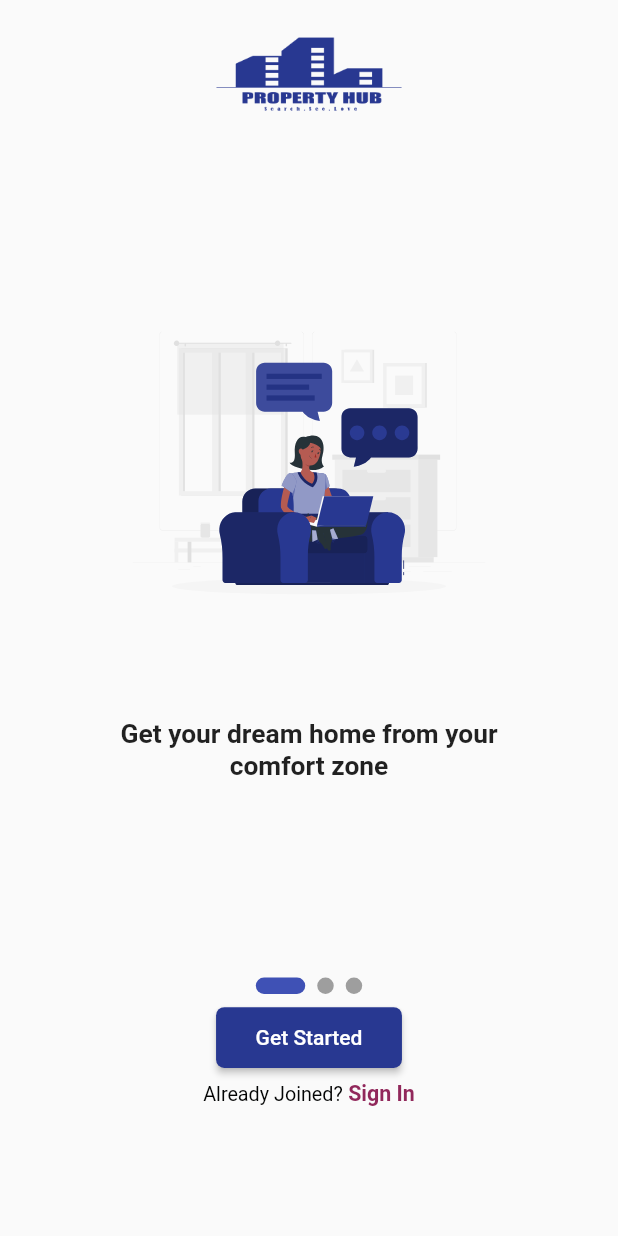
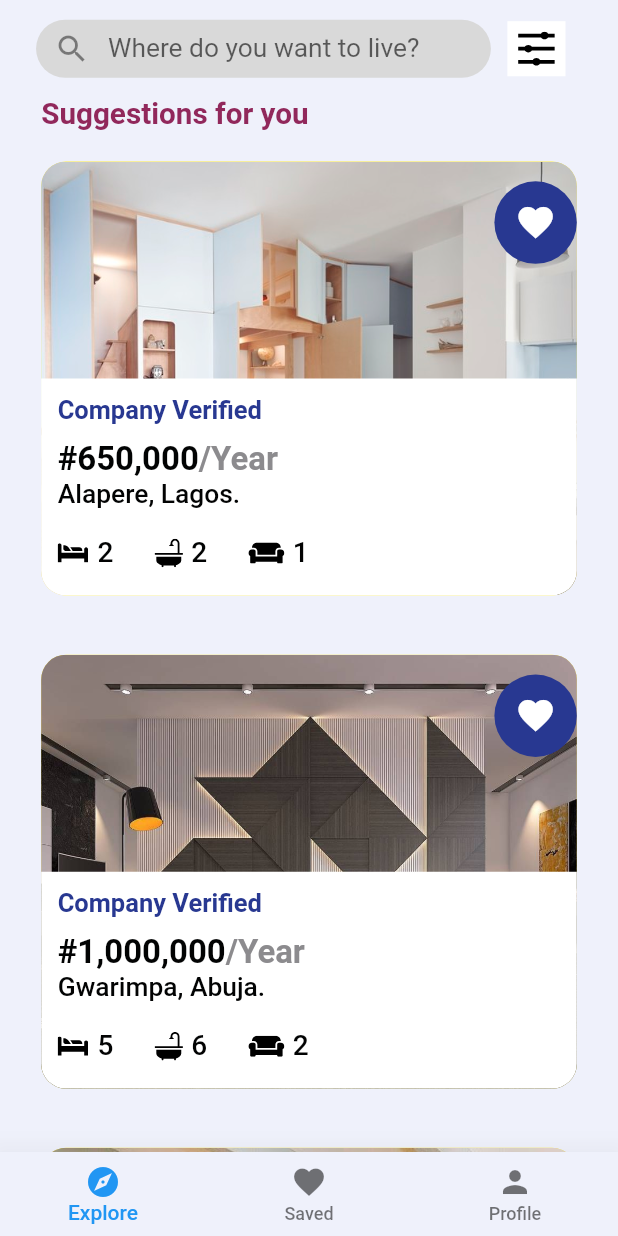
Before and after one commit to olumidayy/Property-Hub, a Flutter app: the screen it shows after launch, on a phone screen of 412 x 824 dp. Run offline on Flutter 3.47's test engine with Material 2 defaults, Android fonts, the light colour scheme and no system bars; drawn by our look-alikes of smooth_page_indicator; our stand-ins replace flutter_screenutil, flutter_svg.

Commit message:
added explore and property detail views

```diff
--- a/lib/main.dart
+++ b/lib/main.dart
@@ -1,4 +1,5 @@
 import 'package:flutter/material.dart';
+import 'package:property_hub/ui/views/main_view/main_view.dart';
 import 'package:property_hub/ui/views/onboarding_view/onboarding_view.dart';
 import 'package:property_hub/ui/views/signin_view/signin_view.dart';
 // import 'package:flutter_screenutil/flutter_screenutil.dart';
@@ -14,112 +15,13 @@ class MyApp extends StatelessWidget {
     return MaterialApp(
       title: 'Flutter Demo',
       theme: ThemeData(
+        scaffoldBackgroundColor: Color(0xFFEFF1FB),
+        canvasColor: Color(0xFFEFF1FB),
         // This is the theme of your application.
         // is not restarted.
-        primarySwatch: Colors.blue,
-        inputDecorationTheme: InputDecorationTheme(
-                  border: UnderlineInputBorder(
-                    borderSide: BorderSide(color: Color(0xFF919297), width: 2.5)
-                  ),
-                  focusedBorder:  UnderlineInputBorder(
-                    borderSide: BorderSide(color: Color(0xFF283891), width: 2.5)
-                  ),
-                  enabledBorder:  UnderlineInputBorder(
-                    borderSide: BorderSide(color: Color(0xFF919297), width: 2.5)
-                  ),
-                  filled: true,
-                  fillColor: Color(0xFF81868C).withOpacity(0.25)
-                ),
+        primaryColor: Color(0xFF283891),
       ),
-      home: OnboardingView(),
+      home: MainView(),
     );
   }
 }
-
-class MyHomePage extends StatefulWidget {
-  MyHomePage({Key key, this.title}) : super(key: key);
-
-  // This widget is the home page of your application. It is stateful, meaning
-  // that it has a State object (defined below) that contains fields that affect
-  // how it looks.
-
-  // This class is the configuration for the state. It holds the values (in this
-  // case the title) provided by the parent (in this case the App widget) and
-  // used by the build method of the State. Fields in a Widget subclass are
-  // always marked "final".
-
-  final String title;
-
-  @override
-  _MyHomePageState createState() => _MyHomePageState();
-}
-
-class _MyHomePageState extends State<MyHomePage> {
-  int _counter = 0;
-
-  void _incrementCounter() {
-    setState(() {
-      // This call to setState tells the Flutter framework that something has
-      // changed in this State, which causes it to rerun the build method below
-      // so that the display can reflect the updated values. If we changed
-      // _counter without calling setState(), then the build method would not be
-      // called again, and so nothing would appear to happen.
-      _counter++;
-    });
-  }
-
-  @override
-  Widget build(BuildContext context) {
-    // This method is rerun every time setState is called, for instance as done
-    // by the _incrementCounter method above.
-    //
-    // The Flutter framework has been optimized to make rerunning build methods
-    // fast, so that you can just rebuild anything that needs updating rather
-    // than having to individually change instances of widgets.
-    return Scaffold(
-      appBar: AppBar(
-        // Here we take the value from the MyHomePage object that was created by
-        // the App.build method, and use it to set our appbar title.
-        title: Text(widget.title),
-      ),
-      body: Center(
-        // Center is a layout widget. It takes a single child and positions it
-        // in the middle of the parent.
-        child: Column(
-          // Column is also a layout widget. It takes a list of children and
-          // arranges them vertically. By default, it sizes itself to fit its
-          // children horizontally, and tries to be as tall as its parent.
-          //
-          // Invoke "debug painting" (press "p" in the console, choose the
-          // "Toggle Debug Paint" action from the Flutter Inspector in Android
-          // Studio, or the "Toggle Debug Paint" command in Visual Studio Code)
-          // to see the wireframe for each widget.
-          //
-          // Column has various properties to control how it sizes itself and
-          // how it positions its children. Here we use mainAxisAlignment to
-          // center the children vertically; the main axis here is the vertical
-          // axis because Columns are vertical (the cross axis would be
-          // horizontal).
-          mainAxisAlignment: MainAxisAlignment.center,
-          children: <Widget>[
-            Text(
-              'You have pushed the button this many times:',
-            ),
-            Text(
-              '$_counter',
-              style: Theme.of(context).textTheme.headline4,
-            ),
-            Image.network(
-              'assets/onboarding1.svg',
-            ),
-          ],
-        ),
-      ),
-      floatingActionButton: FloatingActionButton(
-        onPressed: _incrementCounter,
-        tooltip: 'Increment',
-        child: Icon(Icons.add),
-      ), // This trailing comma makes auto-formatting nicer for build methods.
-    );
-  }
-}
--- /dev/null
+++ b/lib/ui/views/explore_view/explore_view.dart
@@ -0,0 +1,92 @@
+import 'package:flutter/material.dart';
+import 'package:flutter_screenutil/flutter_screenutil.dart';
+import 'package:flutter_svg/flutter_svg.dart';
+import 'package:property_hub/ui/widgets/property_card.dart';
+// import 'package:flutter_svg/flutter_svg.dart';
+// import 'package:property_hub/ui/widgets/favorite_button.dart';
+
+class ExploreView extends StatelessWidget {
+  @override
+  Widget build(BuildContext context) {
+    ScreenUtil.init(context,
+        designSize: Size(375, 812), allowFontScaling: true);
+
+    final assetName = 'prop0.jpg';
+    final price = '650,000';
+    final location = 'Alapere, Lagos.';
+    final noofBedrooms = 2;
+    final noofBathrooms = 2;
+    final nooflivingrooms = 1;
+    return SafeArea(
+      child: SingleChildScrollView(
+        child: Column(
+          mainAxisAlignment: MainAxisAlignment.start,
+          children: [
+          Row(
+            mainAxisAlignment: MainAxisAlignment.center,
+            children: [
+              Container(
+                margin: EdgeInsets.symmetric(vertical: 13.h),
+                height: 38.h,
+                width: 276.w,
+                child: TextField(
+                  decoration: InputDecoration(
+                    contentPadding: EdgeInsets.zero,
+                    hintStyle: TextStyle(fontSize: 16.sp, fontWeight: FontWeight.w400),
+                    hintText: 'Where do you want to live?',
+                    prefixIcon: Icon(Icons.search),
+                    border: OutlineInputBorder(borderSide: BorderSide.none, borderRadius: BorderRadius.circular(100.sp)),
+                    filled: true,
+                    fillColor: Color(0xFFD9D9D9)
+                  ),
+                ),
+              ),
+              Container(
+                color: Colors.white,
+                margin: EdgeInsets.all(10.w),
+                padding: EdgeInsets.all(6.25.sp),
+                child: SvgPicture.asset('assets/filter.svg'),
+              )
+            ]
+          ),
+          Padding(
+            padding: EdgeInsets.only(left: 25.w),
+            child: Row(
+              children: [
+                Text('Suggestions for you', style: TextStyle(color: Color(0xFF91285B), fontSize: 18.sp, fontWeight: FontWeight.w600,)),
+              ],
+            ),
+          ),
+          PropertyCard(
+              assetName: assetName,
+              price: price,
+              location: location,
+              noofBedrooms: noofBedrooms,
+              noofBathrooms: noofBathrooms,
+              nooflivingrooms: nooflivingrooms),
+          PropertyCard(
+              assetName: 'prop1.jpg',
+              price: '1,000,000',
+              location: 'Gwarimpa, Abuja.',
+              noofBedrooms: 5,
+              noofBathrooms: 6,
+              nooflivingrooms: 2),
+          PropertyCard(
+              assetName: 'prop2.jpg',
+              price: price,
+              location: location,
+              noofBedrooms: noofBedrooms,
+              noofBathrooms: noofBathrooms,
+              nooflivingrooms: nooflivingrooms),
+          PropertyCard(
+              assetName: 'prop3.png',
+              price: '750,000',
+              location: 'Lekki, Lagos.',
+              noofBedrooms: noofBedrooms,
+              noofBathrooms: noofBathrooms,
+              nooflivingrooms: nooflivingrooms),
+        ]),
+      ),
+    );
+  }
+}
--- /dev/null
+++ b/lib/ui/views/main_view/main_view.dart
@@ -0,0 +1,36 @@
+import 'package:flutter/material.dart';
+import 'package:property_hub/ui/views/explore_view/explore_view.dart';
+
+class MainView extends StatefulWidget {
+
+  @override
+  _MainViewState createState() => _MainViewState();
+}
+
+class _MainViewState extends State<MainView> {
+  int _index = 0;
+
+  void _switchIndex(int index){
+    setState(() {
+      _index = index;
+    });
+  }
+  @override
+  Widget build(BuildContext context) {
+    return Scaffold(
+      body: ExploreView(),
+      bottomNavigationBar: BottomNavigationBar(
+        elevation: 20,
+        currentIndex: _index,
+        onTap: _switchIndex,
+        selectedLabelStyle: TextStyle(color: Colors.black, fontWeight: FontWeight.w500),
+        unselectedLabelStyle: TextStyle(color: Colors.black, fontWeight: FontWeight.w500),
+        items: [
+          BottomNavigationBarItem(icon: Icon(Icons.explore), label: 'Explore'),
+          BottomNavigationBarItem(icon: Icon(Icons.favorite), label: 'Saved'),
+          BottomNavigationBarItem(icon: Icon(Icons.person,), label: 'Profile')
+        ],
+      ),
+    );
+  }
+}
--- a/lib/ui/views/signin_view/signin_view.dart
+++ b/lib/ui/views/signin_view/signin_view.dart
@@ -5,7 +5,6 @@ import 'package:property_hub/ui/widgets/custom_button.dart';
 import 'package:property_hub/ui/widgets/custom_textfield.dart';
 import 'package:property_hub/ui/views/signup_view/signup_view.dart';
 import 'package:property_hub/ui/widgets/logo_widget.dart';
-import 'package:flutter_screenutil/size_extension.dart';
 
 class SignInView extends StatefulWidget {
   @override
@@ -43,6 +42,7 @@ class _SignInViewState extends State<SignInView> {
             ],
           ),
         ),
+        SizedBox(height: 72.h,),
         Column(
           mainAxisAlignment: MainAxisAlignment.center,
           children: [
--- /dev/null
+++ b/lib/ui/widgets/favorite_button.dart
@@ -0,0 +1,36 @@
+import 'package:flutter/material.dart';
+import 'package:flutter_screenutil/size_extension.dart';
+
+class FavoriteButton extends StatefulWidget {
+  @override
+  _FavoriteButtonState createState() => _FavoriteButtonState();
+}
+
+class _FavoriteButtonState extends State<FavoriteButton> {
+  var color = Colors.white;
+
+  void _toggleColor(){
+    setState(() {
+      color = color == Colors.white ? Color(0xFF91285B) : Colors.white;
+    });
+  }
+
+  @override
+  Widget build(BuildContext context) {
+    return Padding(
+      padding: EdgeInsets.only(top: 13.h),
+      child: InkWell(
+        onTap: _toggleColor,
+        child: Container(
+          height: 50.sp,
+          width: 50.sp,
+          child: Icon(Icons.favorite, color: color, size: 25.sp),
+          decoration: BoxDecoration(
+            color: Theme.of(context).primaryColor,
+            shape: BoxShape.circle,
+          ),
+        ),
+      ),
+    );
+  }
+}
--- /dev/null
+++ b/lib/ui/widgets/property_card.dart
@@ -0,0 +1,106 @@
+import 'package:flutter/material.dart';
+import 'package:flutter_svg/flutter_svg.dart';
+import 'package:property_hub/ui/views/property_detail/property_detail.dart';
+import 'package:property_hub/ui/widgets/favorite_button.dart';
+import 'package:flutter_screenutil/size_extension.dart';
+
+class PropertyCard extends StatelessWidget {
+  const PropertyCard({
+    Key key,
+    @required this.assetName,
+    @required this.price,
+    @required this.location,
+    @required this.noofBedrooms,
+    @required this.noofBathrooms,
+    @required this.nooflivingrooms,
+  }) : super(key: key);
+
+  final String assetName;
+  final String price;
+  final String location;
+  final int noofBedrooms;
+  final int noofBathrooms;
+  final int nooflivingrooms;
+
+  @override
+  Widget build(BuildContext context) {
+    return GestureDetector(
+      onTap: () {
+        print('tapped');
+        Navigator.push(context, MaterialPageRoute(builder:(context) => PropertyDetail()));
+      },
+      child: Container(
+        margin: EdgeInsets.symmetric(vertical: 18.sp),
+        height: 285.h,
+        width: 325.w,
+        decoration: BoxDecoration(
+          color: Colors.yellow,
+          borderRadius: BorderRadius.circular(15.sp),
+          image: DecorationImage(
+            fit: BoxFit.cover,
+            image: AssetImage('assets/$assetName')
+          )
+        ),
+        child: Column(
+          crossAxisAlignment: CrossAxisAlignment.start,
+          children: [
+            Expanded(
+              child: Container(
+              alignment: Alignment.topRight,
+                child: FavoriteButton(),
+              )
+            ),
+            Expanded(
+              child: Container(
+                padding: EdgeInsets.all(10.sp),
+                width: 325.w,
+                decoration: BoxDecoration(
+                  color: Colors.white,
+                  borderRadius: BorderRadius.vertical(bottom: Radius.circular(15.sp))
+                ),
+                child: Column(
+                  crossAxisAlignment: CrossAxisAlignment.start,
+                  children: [
+                    Text('Company Verified', style: TextStyle(fontSize: 17, color: Theme.of(context).primaryColor, fontWeight: FontWeight.w700)),
+                    SizedBox(height: 10.h,),
+                    RichText(
+                      text: TextSpan(
+                      text: '#$price',
+                      style: TextStyle(color: Color(0xFF020303), fontSize: 20.sp, fontWeight: FontWeight.w600),
+                      children: [
+                        TextSpan(text: '/Year', style: TextStyle(color: Color(0xFF8C8B8E)))
+                      ]
+                    )),
+                    Text(location, style: TextStyle(color: Color(0xFF020303), fontSize: 16.sp, fontWeight: FontWeight.w500),),
+                    SizedBox(height: 17.h,),
+                    Row(
+                      children: [
+                        Row(children: [
+                          SvgPicture.asset('assets/bedroom.svg'),
+                          SizedBox(width: 5.w,),
+                          Text('$noofBedrooms', style: TextStyle(color: Color(0xFF020303), fontSize: 17.sp, fontWeight: FontWeight.w500)),
+                        ],),
+                        SizedBox(width: 25.w,),
+                        Row(children: [
+                          SvgPicture.asset('assets/bathroom.svg'),
+                          SizedBox(width: 5.w,),
+                          Text('$noofBathrooms', style: TextStyle(color: Color(0xFF020303), fontSize: 17.sp, fontWeight: FontWeight.w500)),
+                        ],),
+                        SizedBox(width: 25.w,),
+                        Row(children: [
+                          SvgPicture.asset('assets/living_room.svg'),
+                          SizedBox(width: 5.w,),
+                          Text('$nooflivingrooms', style: TextStyle(color: Color(0xFF020303), fontSize: 17.sp, fontWeight: FontWeight.w500)),
+                        ],),
+                      ]
+                    )
+                  ]
+                ),
+              )
+            )
+          ]
+        ),
+      ),
+    );
+  }
+}
```
Also changed, not shown: lib/ui/views/property_detail/property_detail.dart (added, +125 -0 lines), lib/ui/views/signup_view/signup_view.dart (+33 -25 lines), lib/ui/widgets/custom_textfield.dart (+6 -3 lines), lib/ui/widgets/rating_stars.dart (added, +30 -0 lines), assets/bathroom.svg (added), assets/bedroom.svg (added), assets/filter.svg (added), assets/living_room.svg (added), assets/prop0.jpg (added), assets/prop1.jpg (added), assets/prop2.jpg (added), assets/prop3.png (added), 5 other files.
